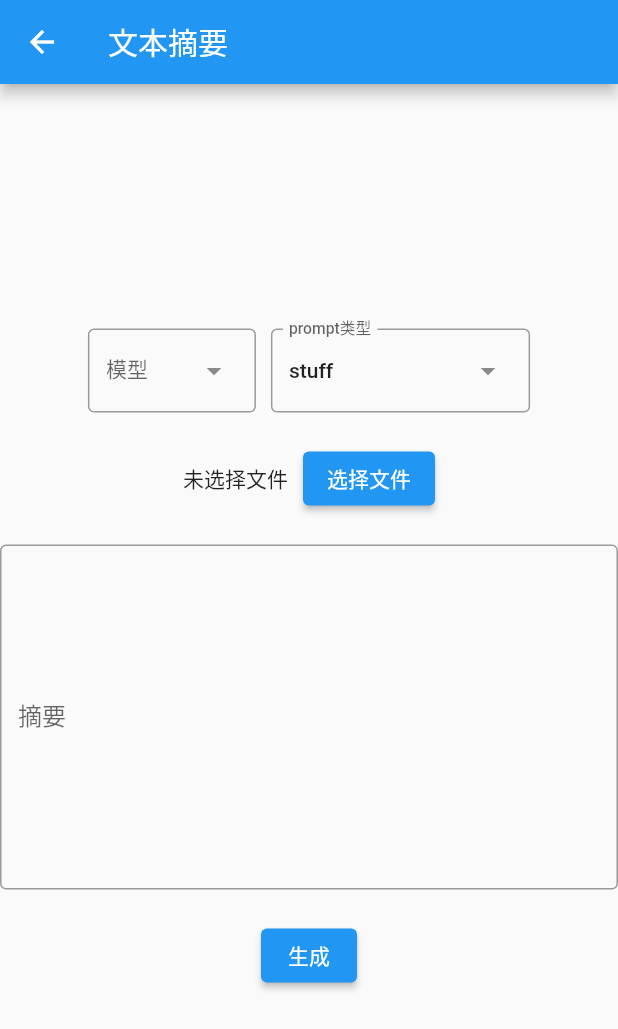
After one commit to zqwang-cn/llm-apps, a Flutter app: the Summarize screen opened directly, on a phone screen of 412 x 824 dp. The commit adds this screen. Shown: the top 1029 px of the screen. Run offline on Flutter 3.47's test engine with Material 2 defaults, Android fonts, the light colour scheme and no system bars; our stand-ins replace file_picker.

Commit message:
add summarize gui

```diff
--- /dev/null
+++ b/gui/lib/summarize.dart
@@ -0,0 +1,143 @@
+import 'dart:convert';
+
+import 'package:file_picker/file_picker.dart';
+import 'package:flutter/material.dart';
+import 'package:http/http.dart' as http;
+
+import 'utils.dart';
+
+class Summarize extends StatefulWidget {
+  const Summarize({super.key});
+
+  @override
+  State<Summarize> createState() => _SummarizeState();
+}
+
+class _SummarizeState extends State<Summarize> {
+  TextEditingController model = TextEditingController();
+  TextEditingController type = TextEditingController();
+  PlatformFile? file;
+  TextEditingController summary = TextEditingController();
+
+  @override
+  Widget build(BuildContext context) {
+    return Scaffold(
+      appBar: AppBar(
+        title: const Text('文本摘要'),
+      ),
+      body: Center(
+          child: SizedBox(
+              width: 500,
+              child: Column(
+                mainAxisAlignment: MainAxisAlignment.center,
+                children: <Widget>[
+                  OverflowBar(
+                    spacing: 10,
+                    children: <Widget>[
+                      DropdownMenu<String>(
+                        label: const Text('模型'),
+                        controller: model,
+                        dropdownMenuEntries: modelInfos.keys
+                            .where((name) =>
+                                modelInfos[name]
+                                    .containsKey('summarize_templates') &&
+                                modelInfos[name]['status'] == 'loaded')
+                            .map<DropdownMenuEntry<String>>((String value) {
+                          return DropdownMenuEntry<String>(
+                              value: value, label: value);
+                        }).toList(),
+                      ),
+                      DropdownMenu<String>(
+                        label: const Text('prompt类型'),
+                        initialSelection: 'stuff',
+                        controller: type,
+                        dropdownMenuEntries: const [
+                          DropdownMenuEntry(label: 'stuff', value: 'stuff'),
+                          DropdownMenuEntry(
+                              label: 'map_reduce', value: 'map_reduce'),
+                          DropdownMenuEntry(label: 'refine', value: 'refine'),
+                        ],
+                      ),
+                    ],
+                  ),
+                  const SizedBox(height: 20),
+                  OverflowBar(
+                    spacing: 10,
+                    children: <Widget>[
+                      Text(file == null ? '未选择文件' : file!.name),
+                      ElevatedButton(
+                        child: const Text('选择文件'),
+                        onPressed: () {
+                          startLoading(context);
+                          FilePicker.platform.pickFiles().then((result) {
+                            if (result != null) {
+                              setState(() {
+                                file = result.files.single;
+                              });
+                            }
+                            stopLoading(context);
+                          }).onError((error, stackTrace) {
+                            stopLoading(context);
+                            showMsg(context, '选择文件失败');
+                          });
+                        },
+                      ),
+                    ],
+                  ),
+                  const SizedBox(height: 20),
+                  TextField(
+                    decoration: const InputDecoration(
+                      labelText: '摘要',
+                      border: OutlineInputBorder(),
+                    ),
+                    controller: summary,
+                    maxLines: 10,
+                    readOnly: true,
+                  ),
+                  const SizedBox(height: 20),
+                  ElevatedButton(
+                    child: const Text('生成'),
+                    onPressed: () {
+                      if (model.text == '') {
+                        showMsg(context, '请选择模型');
+                        return;
+                      }
+                      if (file == null) {
+                        showMsg(context, '请选择文件');
+                        return;
+                      }
+
+                      startLoading(context);
+                      var request = http.MultipartRequest(
+                          'POST', Uri.parse('$apiRoot/summarize/summarize'));
+                      request.fields['model_name'] = model.text;
+                      request.fields['type'] = type.text;
+                      var multipart = http.MultipartFile.fromBytes(
+                          'file', file!.bytes!.toList(),
+                          filename: file!.name);
+                      request.files.add(multipart);
+                      request.send().then((response) {
+                        if (response.statusCode == 200) {
+                          response.stream.toStringStream().join().then((value) {
+                            summary.text = json.decode(value)['summary'];
+                            stopLoading(context);
+                            showMsg(context, '生成成功');
+                          }).onError((error, stackTrace) {
+                            stopLoading(context);
+                            showMsg(context, '生成失败');
+                          });
+                        } else {
+                          stopLoading(context);
+                          showMsg(context, '生成失败');
+                        }
+                      }).onError((error, stackTrace) {
+                        stopLoading(context);
+                        showMsg(context, '生成失败');
+                      });
+                    },
+                  ),
+                ],
+              ))),
+    );
+  }
+}
```
Also changed, not shown: gui/lib/main.dart (+11 -4 lines), 1 other file.
